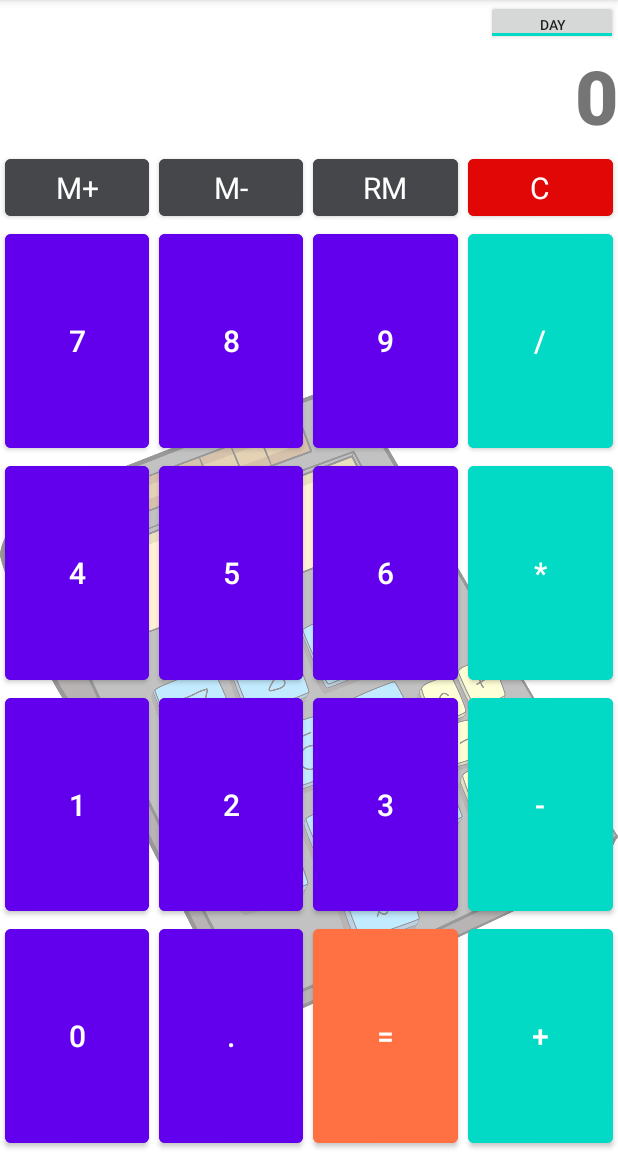
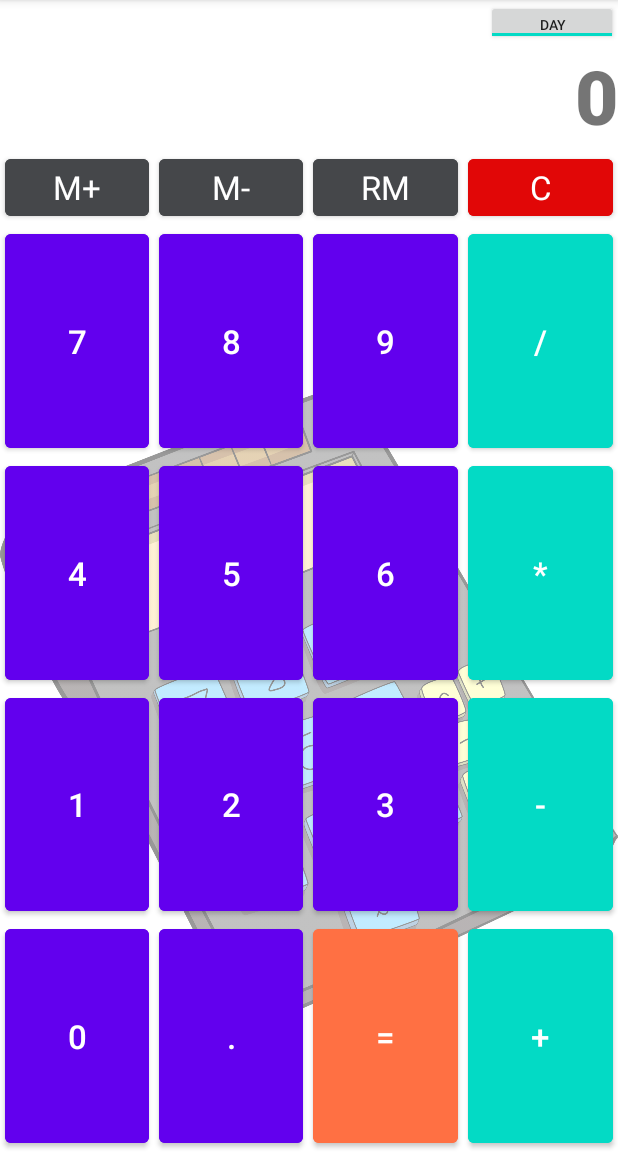
Before and after one commit to Smehotehnik/HWCalc, an Android app: the screen it shows after launch (CalcActivity), on a phone screen of 412 x 824 dp, the part 84-1236 px from its top. Run offline under Robolectric (Android 15) with nearby library versions, the phone set to English and light mode, and no system bars.

Commit message:
1. Стили разбиты на 2, зависимых от ориентации

```diff
--- /dev/null
+++ b/app/src/main/res/values-land/calc_style.xml
@@ -0,0 +1,16 @@
+<?xml version="1.0" encoding="utf-8"?>
+<resources>
+
+    <style name="bt_mem_style" parent="Theme.MaterialComponents.DayNight.DarkActionBar">
+        <item name="android:layout_marginRight">@dimen/horizontal_margin</item>
+        <item name="android:layout_marginLeft">@dimen/horizontal_margin</item>
+        <item name="android:textSize">@dimen/bt_text_size_land</item>
+    </style>
+
+    <style name="main_bt_style" parent="Theme.MaterialComponents.DayNight.DarkActionBar">
+        <item name="android:layout_marginRight">@dimen/horizontal_margin</item>
+        <item name="android:layout_marginLeft">@dimen/horizontal_margin</item>
+        <item name="android:backgroundTint">@color/purple_500</item>
+        <item name="android:textSize">@dimen/bt_text_size_land</item>
+    </style>
+</resources>
--- a/app/src/main/res/values/dimens.xml
+++ b/app/src/main/res/values/dimens.xml
@@ -1,7 +1,8 @@
 <?xml version="1.0" encoding="utf-8"?>
 <resources>
     <dimen name="main_screen_text_size">50sp</dimen>
-    <dimen name="bt_text_size">20sp</dimen>
+    <dimen name="bt_text_size">22sp</dimen>
+    <dimen name="bt_text_size_land">15sp</dimen>
     <dimen name="toggle_bt_text_size">9sp</dimen>
     <dimen name="aux_screen_text_size">25sp</dimen>
     <dimen name="aux_screen_height">30dp</dimen>
```
Also changed, not shown: app/src/main/res/values-port/calc_style.xml (renamed from app/src/main/res/values/calc_styles.xml).
